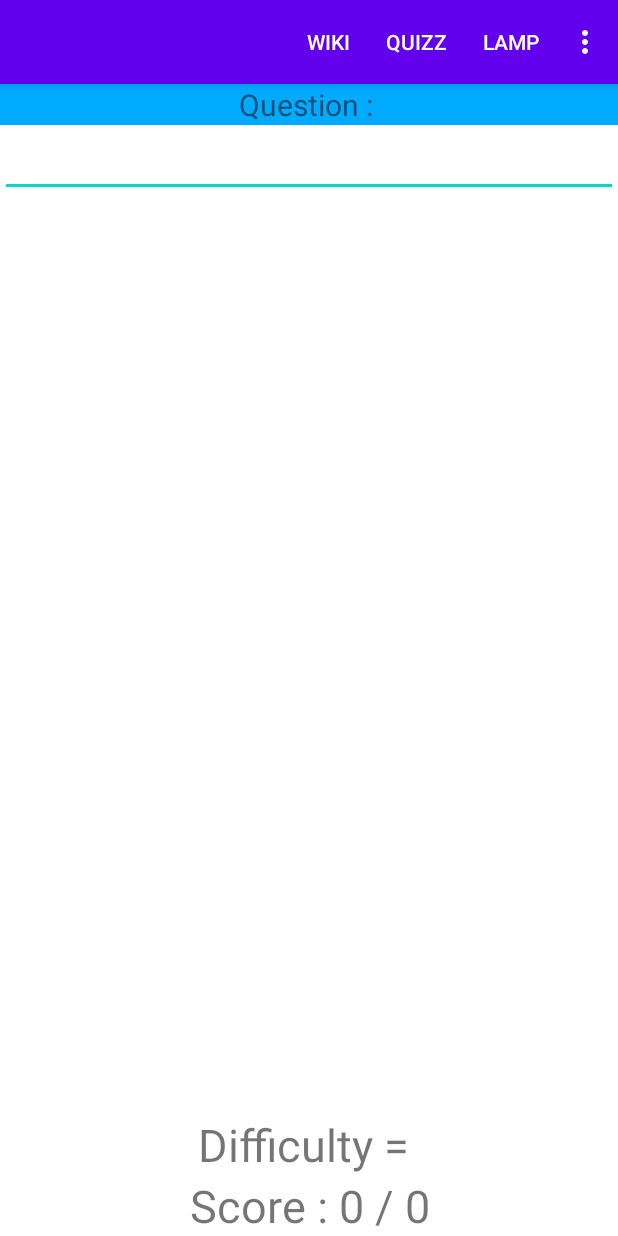
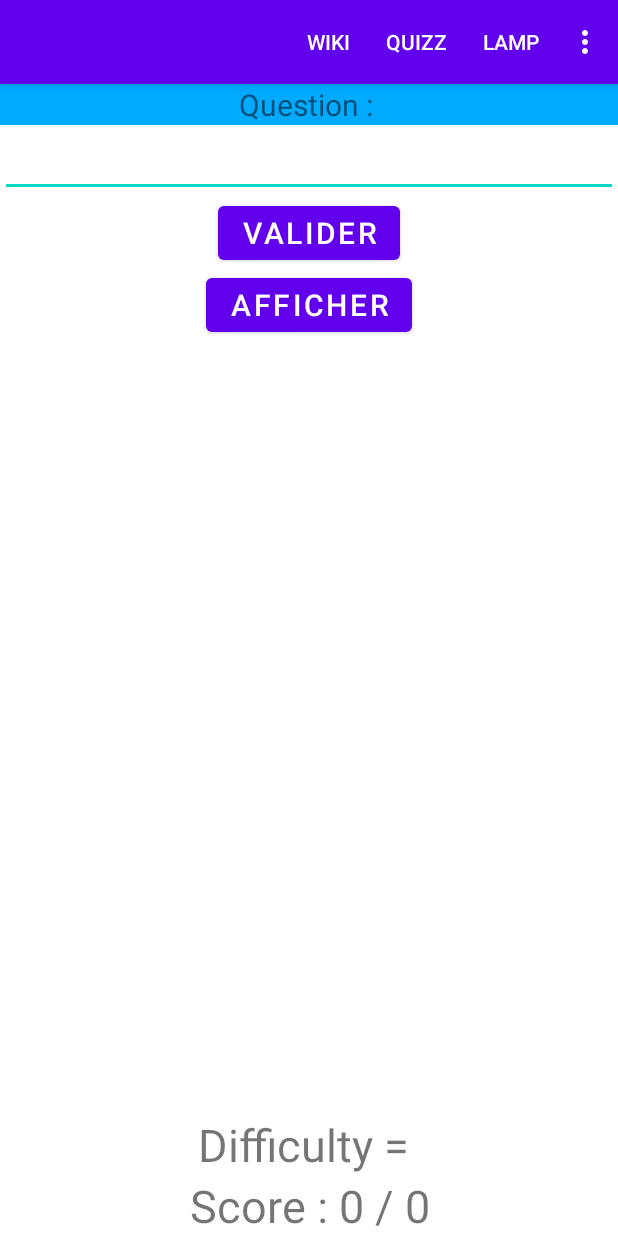
Before and after one commit to GangneuxA/ProjetMobile, an Android app: the Quizz screen opened directly, with no data from a screen before it, on a phone screen of 412 x 824 dp. Run offline under Robolectric (Android 15) with nearby library versions, the phone set to English and light mode, and no system bars.

Commit message:
modif quizz ( essai mdrr )

```diff
--- a/ProjetMobile/app/src/main/res/layout/activity_quizz.xml
+++ b/ProjetMobile/app/src/main/res/layout/activity_quizz.xml
@@ -33,6 +33,27 @@
         android:textSize="20dp"
         android:layout_below="@id/Question"/>
 
+    <Button
+        android:id="@+id/valider"
+        android:layout_width="wrap_content"
+        android:layout_height="wrap_content"
+        android:textAlignment="center"
+        android:textSize="20dp"
+        android:text="Valider"
+        android:layout_below="@+id/Reponse"
+        android:layout_centerHorizontal="true"
+        android:onClick="add"/>
+    <Button
+        android:id="@+id/test"
+        android:layout_width="wrap_content"
+        android:layout_height="wrap_content"
+        android:textAlignment="center"
+        android:textSize="20dp"
+        android:text="afficher"
+        android:layout_below="@+id/valider"
+        android:layout_centerHorizontal="true"
+        android:onClick="aff"/>
+
     <TextView
         android:id="@+id/Score"
         android:layout_width="match_parent"
```
Also changed, not shown: ProjetMobile/app/src/main/java/com/example/projetmobile/DBContract.java (added, +17 -0 lines), ProjetMobile/app/src/main/java/com/example/projetmobile/DBHandler.java (added, +83 -0 lines), ProjetMobile/app/src/main/java/com/example/projetmobile/Quizz.java (+29 -0 lines).
